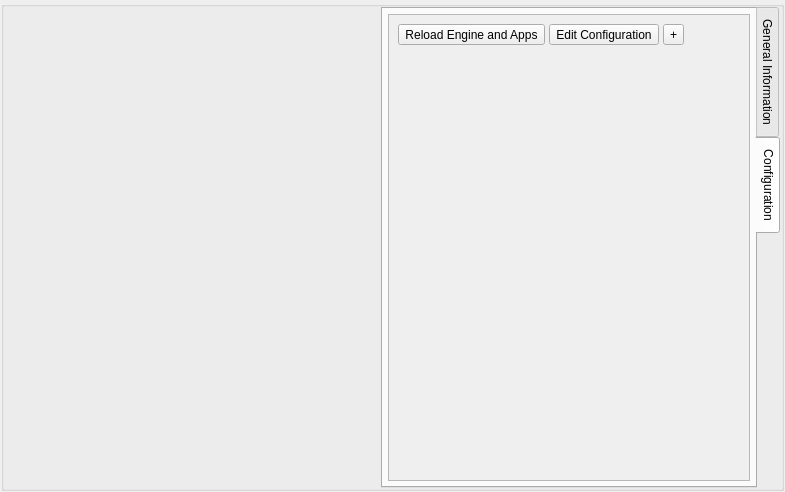
Old version of the form python/tank/platform/qt/tank_dialog.ui in the repository shotgunsoftware/tk-core.
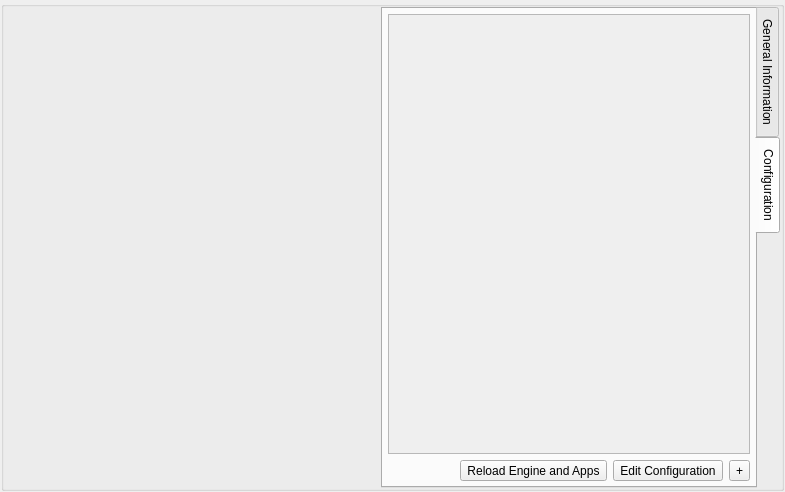
New version of the form. The open tabs and pages were chosen to show the change. Icons and pictures are not drawn.

Commit message: For #25697 - Fixed Tk dialog so that UI's aren't oversized in 3ds Max Previously the layout of the widgets in the configuration panel would cause the minimum size of a Toolkit dialog to be too large!

Patch:
```diff
--- a/python/tank/platform/qt/tank_dialog.ui
+++ b/python/tank/platform/qt/tank_dialog.ui
@@ -539,6 +539,8 @@
                <number>5</number>
               </property>
               <item>
+               <layout class="QVBoxLayout" name="verticalLayout_5">
+                <item>
                <widget class="QScrollArea" name="page2_scroll">
                 <property name="styleSheet">
                  <string notr="true">/* 
@@ -550,6 +552,9 @@
    font-size: 12px;
 }</string>
                 </property>
+                  <property name="horizontalScrollBarPolicy">
+                   <enum>Qt::ScrollBarAsNeeded</enum>
+                  </property>
                 <property name="widgetResizable">
                  <bool>true</bool>
                 </property>
@@ -558,19 +563,52 @@
                   <rect>
                    <x>0</x>
                    <y>0</y>
-                   <width>335</width>
-                   <height>59</height>
-                  </rect>
-                 </property>
-                 <layout class="QVBoxLayout" name="verticalLayout_5">
+                     <width>357</width>
+                     <height>428</height>
+                    </rect>
+                   </property>
+                   <layout class="QVBoxLayout" name="verticalLayout_9" stretch="0,1">
                   <property name="spacing">
-                   <number>4</number>
-                  </property>
+                     <number>-1</number>
+                    </property>
+                    <property name="margin">
+                     <number>12</number>
+                    </property>
                   <item>
                    <layout class="QVBoxLayout" name="config_layout"/>
                   </item>
                   <item>
-                   <layout class="QHBoxLayout" name="horizontalLayout_8">
+                     <spacer name="verticalSpacer">
+                      <property name="orientation">
+                       <enum>Qt::Vertical</enum>
+                      </property>
+                      <property name="sizeHint" stdset="0">
+                       <size>
+                        <width>20</width>
+                        <height>0</height>
+                       </size>
+                      </property>
+                     </spacer>
+                    </item>
+                   </layout>
+                  </widget>
+                 </widget>
+                </item>
+                <item>
+                 <layout class="QHBoxLayout" name="horizontalLayout_11" stretch="1,0,0,0">
+                  <item>
+                   <spacer name="horizontalSpacer_7">
+                    <property name="orientation">
+                     <enum>Qt::Horizontal</enum>
+                    </property>
+                    <property name="sizeHint" stdset="0">
+                     <size>
+                      <width>40</width>
+                      <height>20</height>
+                     </size>
+                    </property>
+                   </spacer>
+                  </item>
                     <item>
                      <widget class="QToolButton" name="btn_reload">
                       <property name="text">
@@ -592,37 +630,9 @@
                       </property>
                      </widget>
                     </item>
-                    <item>
-                     <spacer name="horizontalSpacer_4">
-                      <property name="orientation">
-                       <enum>Qt::Horizontal</enum>
-                      </property>
-                      <property name="sizeHint" stdset="0">
-                       <size>
-                        <width>40</width>
-                        <height>20</height>
-                       </size>
-                      </property>
-                     </spacer>
-                    </item>
-                   </layout>
-                  </item>
-                  <item>
-                   <spacer name="verticalSpacer">
-                    <property name="orientation">
-                     <enum>Qt::Vertical</enum>
-                    </property>
-                    <property name="sizeHint" stdset="0">
-                     <size>
-                      <width>20</width>
-                      <height>40</height>
-                     </size>
-                    </property>
-                   </spacer>
-                  </item>
-                 </layout>
-                </widget>
-               </widget>
+                 </layout>
+                </item>
+               </layout>
               </item>
              </layout>
             </widget>
```
Left out of the diff: 42 changed lines with no effect on the pictures. Lines whose indentation alone changed are shown as unchanged. The commit also changes 3 other files.
